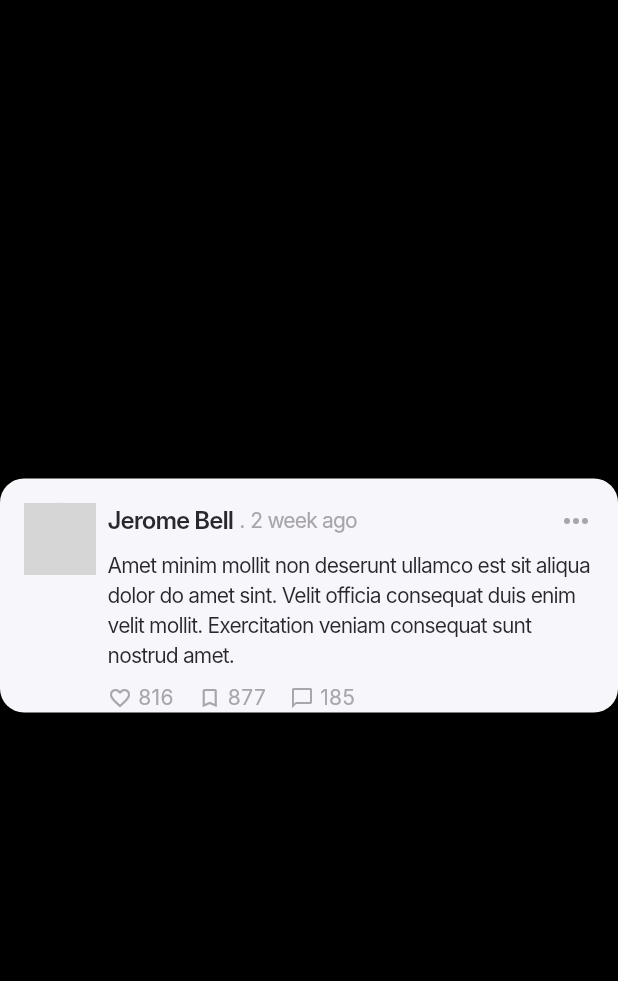
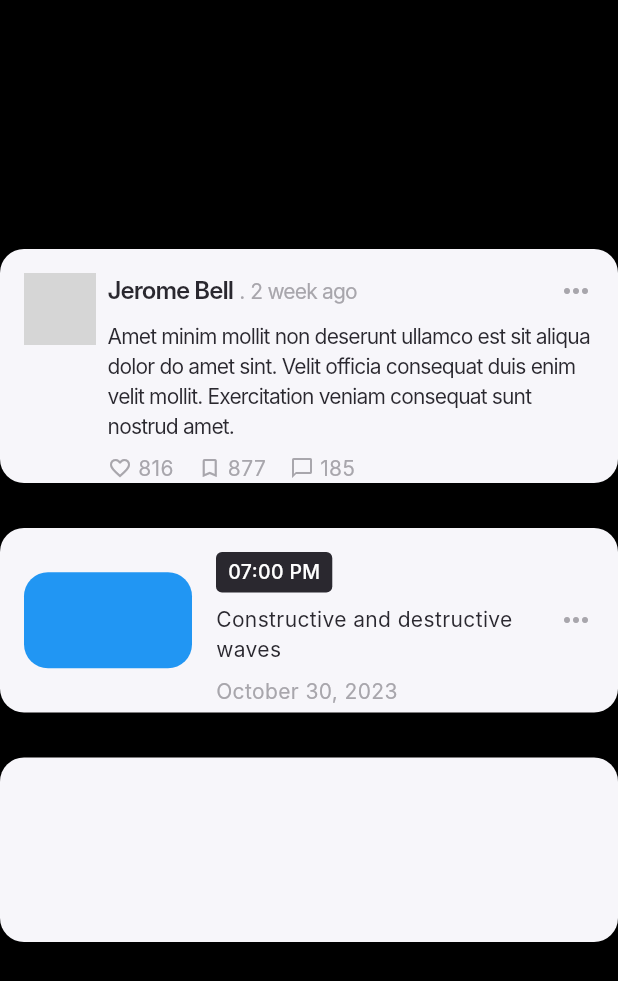
Before and after one commit to ayahetsiam/Flutter-UI-Cards, a Flutter app: the screen it shows after launch, on a phone screen of 412 x 824 dp. Shown: the top 981 px of the screen. Run offline on Flutter 3.47's test engine with Material 3 defaults, Android fonts, the phone set to English and light mode, and no system bars; our stand-ins replace gap; network calls fail; Roboto replaces fonts that are missing (Inter); grey boxes are pictures that could not be loaded.

Commit message:
9th card

```diff
--- /dev/null
+++ b/lib/Components/view2Components/card8.dart
@@ -0,0 +1,89 @@
+import 'package:flutter/material.dart';
+import 'package:gap/gap.dart';
+
+class Card8 extends StatelessWidget {
+  const Card8({super.key});
+
+  @override
+  Widget build(BuildContext context) {
+    return Container(
+      width: double.infinity,
+      height: 123,
+      clipBehavior: Clip.antiAlias,
+      padding: const EdgeInsets.all(16),
+      decoration: BoxDecoration(
+        color: const Color(0xFFF7F6FA),
+        borderRadius: BorderRadius.circular(16),
+      ),
+      child: Row(
+        children: [
+          Container(
+            clipBehavior: Clip.antiAlias,
+            decoration: BoxDecoration(
+              color: Colors.blue,
+              /* image: const DecorationImage(
+              image: NetworkImage(
+                  "https://s3-alpha-sig.figma.com/img/70f5/c94b/42697e2ae64001f63441f14ff3f2e932?Expires=1704672000&Signature=ZwjrCzA-PyyoYCrF3~7XpvZy1GoFlV2nkTPQwohwPKqjO4sXyVG8dmPfxEXDmfcinGzxOaf1OZDktwlt6VkDWmbI~hvMpKaVf~al~rklYAR9yEnWCpTmu3Vd~vkdBtzTWV3Z7nTgqdvm3~~Q4yXMFcEIICs1M-qjc-MXKU-f275bfqVf3QOZvz7-C7QuX0NZDSMhlt-tK~Toi9as2Ez57AaokuRjjxBqJQoKmtWP0XemEhkBzLG4nxQ8-gh~Ek3yCvUr88DOKY6GK09c0EYh6lbxZbA7MxOr8umfHKnHaCLxTSw9prIp8AcPDM10oWiZQ7iZArJvDzvholnIvPKx2w__&Key-Pair-Id=APKAQ4GOSFWCVNEHN3O4"),
+             //fit: BoxFit.fill,
+            ),*/
+              borderRadius: BorderRadius.circular(16),
+            ),
+            width: 112,
+            height: 64,
+          ),
+          const Gap(16),
+          Expanded(
+            child: Column(
+              crossAxisAlignment: CrossAxisAlignment.start,
+              children: [
+                Container(
+                  padding:
+                      const EdgeInsets.symmetric(vertical: 4, horizontal: 8),
+                  decoration: BoxDecoration(
+                    color: const Color(0xFF2A282F),
+                    borderRadius: BorderRadius.circular(4),
+                  ),
+                  child: const Text(
+                    "07:00 PM",
+                    style: TextStyle(
+                      color: Colors.white,
+                      fontWeight: FontWeight.w500,
+                      fontSize: 13,
+                      fontFamily: "Inter",
+                    ),
+                  ),
+                ),
+                const Gap(8),
+                const Text(
+                  "Constructive and destructive waves",
+                  style: TextStyle(
+                    color: Color(0xFF2A282F),
+                    fontWeight: FontWeight.w400,
+                    fontSize: 14,
+                    fontFamily: "Inter",
+                  ),
+                ),
+                const Gap(8),
+                const Text(
+                  "October 30, 2023",
+                  style: TextStyle(
+                    color: Color(0xFFA8A6AC),
+                    fontWeight: FontWeight.w400,
+                    fontSize: 14,
+                    fontFamily: "Inter",
+                  ),
+                ),
+              ],
+            ),
+          ),
+          const Gap(16),
+          const Icon(
+            Icons.more_horiz,
+            color: Color(0xFFA8A6AC),
+            size: 24,
+          )
+        ],
+      ),
+    );
+  }
+}
--- /dev/null
+++ b/lib/Components/view2Components/card9.dart
@@ -0,0 +1,19 @@
+import 'package:flutter/material.dart';
+
+class Card9 extends StatelessWidget {
+  const Card9({super.key});
+
+  @override
+  Widget build(BuildContext context) {
+    return Container(
+      width: double.infinity,
+      height: 123,
+      clipBehavior: Clip.antiAlias,
+      padding: const EdgeInsets.all(16),
+      decoration: BoxDecoration(
+        color: const Color(0xFFF7F6FA),
+        borderRadius: BorderRadius.circular(16),
+      ),
+    );
+  }
+}
--- a/lib/Views/view2.dart
+++ b/lib/Views/view2.dart
@@ -1,5 +1,7 @@
 import 'package:flutter/material.dart';
 import 'package:flutter_ui_cards/Components/view2Components/card7.dart';
+import 'package:flutter_ui_cards/Components/view2Components/card8.dart';
+import 'package:flutter_ui_cards/Components/view2Components/card9.dart';
 import 'package:gap/gap.dart';
 
 class View2 extends StatelessWidget {
@@ -12,8 +14,12 @@ class View2 extends StatelessWidget {
       body: Column(
         mainAxisAlignment: MainAxisAlignment.center,
         children: [
-            Card7(),
-            Gap(30)
+          Card7(),
+          Gap(30),
+          Card8(),
+          Gap(30),
+          Card9(),
+          Gap(30),
         ],
       ),
     );
```
